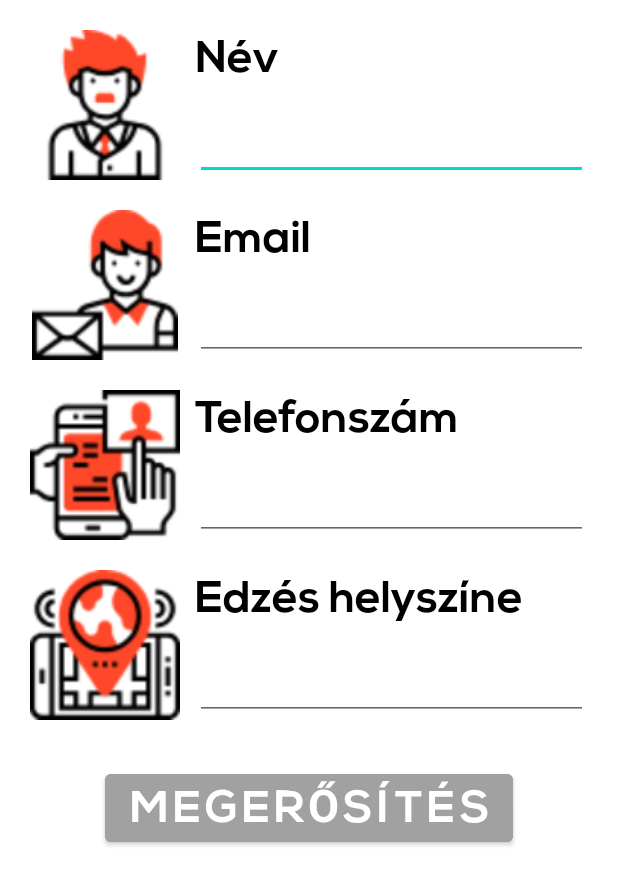
After one commit to KoplanyiDavid/QRTrainerTruck, an Android app: the UserDataModifyActivity screen opened directly, with no data from a screen before it, on a phone screen of 412 x 824 dp. The commit adds this screen. Shown: the top 885 px of the screen. Run offline under Robolectric (Android 15) with nearby library versions, the phone set to English and light mode, and no system bars; our stand-ins replace Firebase (no records; nobody signed in at launch, a user with empty details on screens opened directly).

Commit message:
modify user data activity added

```diff
--- a/app/build.gradle
+++ b/app/build.gradle
@@ -60,8 +60,10 @@ dependencies {
     implementation 'com.google.firebase:firebase-auth-ktx'
     // Also declare the dependency for the Google Play services library and specify its version
     implementation 'com.google.android.gms:play-services-auth:19.0.0'
-    //Cloud Firestore
+    // Cloud Firestore
     implementation 'com.google.firebase:firebase-firestore-ktx'
+    // Firebase Database
+    implementation 'com.google.firebase:firebase-database-ktx'
 
     //--Google Maps--//
     implementation 'com.google.android.gms:play-services-maps:17.0.1'
--- a/app/src/main/AndroidManifest.xml
+++ b/app/src/main/AndroidManifest.xml
@@ -2,8 +2,9 @@
 <manifest xmlns:android="http://schemas.android.com/apk/res/android"
     package="com.vicegym.qrtrainertruck">
 
+    <uses-permission android:name="android.permission.ACCESS_NETWORK_STATE" />
     <uses-permission android:name="android.permission.INTERNET" />
-    <uses-permission android:name="android.permission.ACCESS_FINE_LOCATION"/>
+    <uses-permission android:name="android.permission.ACCESS_FINE_LOCATION" />
 
     <application
         android:allowBackup="true"
@@ -12,11 +13,11 @@
         android:roundIcon="@mipmap/ic_launcher_round"
         android:supportsRtl="true"
         android:theme="@style/Theme.QRTrainerTruck">
+        <activity android:name=".otheractivities.UserDataModifyActivity"></activity>
 
         <meta-data
             android:name="com.google.android.gms.version"
             android:value="@integer/google_play_services_version" />
-
         <meta-data
             android:name="com.google.android.geo.API_KEY"
             android:value="${MAPS_API_KEY}" />
--- a/app/src/main/java/com/vicegym/qrtrainertruck/TrainingData.kt
+++ /dev/null
@@ -1,3 +0,0 @@
-package com.vicegym.qrtrainertruck
-
-data class TrainingData(var date: String? = null, var location: String? = null)
--- a/app/src/main/java/com/vicegym/qrtrainertruck/authentication/GoogleSignInClient.kt
+++ b/app/src/main/java/com/vicegym/qrtrainertruck/authentication/GoogleSignInClient.kt
@@ -5,9 +5,9 @@ import android.util.Log
 import com.google.android.gms.auth.api.signin.GoogleSignIn
 import com.google.android.gms.auth.api.signin.GoogleSignInOptions
 import com.google.firebase.auth.GoogleAuthProvider
-import com.vicegym.qrtrainertruck.BaseActivity
+import com.vicegym.qrtrainertruck.otheractivities.BaseActivity
 import com.vicegym.qrtrainertruck.R
-import com.vicegym.qrtrainertruck.myUser
+import com.vicegym.qrtrainertruck.data.myUser
 
 class GoogleSignInClient: BaseActivity() {
     companion object {
--- a/app/src/main/java/com/vicegym/qrtrainertruck/authentication/LoginActivity.kt
+++ b/app/src/main/java/com/vicegym/qrtrainertruck/authentication/LoginActivity.kt
@@ -6,9 +6,9 @@ import android.util.Log
 import android.widget.Toast
 import com.google.android.gms.auth.api.signin.GoogleSignIn
 import com.google.android.gms.common.api.ApiException
-import com.vicegym.qrtrainertruck.BaseActivity
+import com.vicegym.qrtrainertruck.data.myUser
 import com.vicegym.qrtrainertruck.databinding.ActivityLoginBinding
-import com.vicegym.qrtrainertruck.myUser
+import com.vicegym.qrtrainertruck.otheractivities.BaseActivity
 
 class LoginActivity : BaseActivity() {
 
--- a/app/src/main/java/com/vicegym/qrtrainertruck/authentication/RegisterFormActivity.kt
+++ b/app/src/main/java/com/vicegym/qrtrainertruck/authentication/RegisterFormActivity.kt
@@ -6,9 +6,9 @@ import android.provider.MediaStore
 import android.text.method.LinkMovementMethod
 import android.util.Log
 import android.widget.Toast
-import com.vicegym.qrtrainertruck.BaseActivity
+import com.vicegym.qrtrainertruck.otheractivities.BaseActivity
 import com.vicegym.qrtrainertruck.databinding.ActivityRegisterFormBinding
-import com.vicegym.qrtrainertruck.myUser
+import com.vicegym.qrtrainertruck.data.myUser
 
 class RegisterFormActivity : BaseActivity() {
     private val TAG = "UserRegistration"
--- /dev/null
+++ b/app/src/main/java/com/vicegym/qrtrainertruck/data/TrainingData.kt
@@ -0,0 +1,3 @@
+package com.vicegym.qrtrainertruck.data
+
+data class TrainingData(var date: String? = null, var location: String? = null)
--- a/app/src/main/java/com/vicegym/qrtrainertruck/myUser.kt
+++ b/app/src/main/java/com/vicegym/qrtrainertruck/data/myUser.kt
@@ -1,4 +1,6 @@
-package com.vicegym.qrtrainertruck
+package com.vicegym.qrtrainertruck.data
+
+import com.vicegym.qrtrainertruck.R
 
 object myUser {
     var id: String? = null
--- a/app/src/main/java/com/vicegym/qrtrainertruck/mainactivity/MainActivity.kt
+++ b/app/src/main/java/com/vicegym/qrtrainertruck/mainactivity/MainActivity.kt
@@ -2,7 +2,7 @@ package com.vicegym.qrtrainertruck.mainactivity
 
 import android.os.Bundle
 import androidx.fragment.app.Fragment
-import com.vicegym.qrtrainertruck.BaseActivity
+import com.vicegym.qrtrainertruck.otheractivities.BaseActivity
 import com.vicegym.qrtrainertruck.R
 import com.vicegym.qrtrainertruck.databinding.ActivityMainBinding
 
--- a/app/src/main/java/com/vicegym/qrtrainertruck/mainactivity/SignUpFragment.kt
+++ b/app/src/main/java/com/vicegym/qrtrainertruck/mainactivity/SignUpFragment.kt
@@ -10,9 +10,9 @@ import android.view.ViewGroup
 import android.widget.*
 import androidx.fragment.app.Fragment
 import com.google.firebase.firestore.FirebaseFirestore
-import com.vicegym.qrtrainertruck.TrainingData
+import com.vicegym.qrtrainertruck.data.TrainingData
 import com.vicegym.qrtrainertruck.databinding.FragmentSignupBinding
-import com.vicegym.qrtrainertruck.myUser
+import com.vicegym.qrtrainertruck.data.myUser
 import java.util.*
 
 class SignUpFragment : Fragment(), DatePickerDialog.OnDateSetListener, TimePickerDialog.OnTimeSetListener {
@@ -71,6 +71,7 @@ class SignUpFragment : Fragment(), DatePickerDialog.OnDateSetListener, TimePicke
         showTimePickerDialog()
     }
 
+    //a kiválasztott időt tartalmazza
     override fun onTimeSet(view: TimePicker?, hourOfDay: Int, minute: Int) {
         trainingData.date += "($hourOfDay:$minute)"
         binding.tvTrainingTime.text = trainingData.date
--- /dev/null
+++ b/app/src/main/java/com/vicegym/qrtrainertruck/otheractivities/UserDataModifyActivity.kt
@@ -0,0 +1,100 @@
+package com.vicegym.qrtrainertruck.otheractivities
+
+import android.os.Bundle
+import android.text.Editable
+import android.text.TextWatcher
+import android.util.Log
+import androidx.appcompat.app.AppCompatActivity
+import com.google.firebase.firestore.ktx.firestore
+import com.google.firebase.ktx.Firebase
+import com.vicegym.qrtrainertruck.data.myUser
+import com.vicegym.qrtrainertruck.databinding.ActivityUserDataModifyBinding
+
+class UserDataModifyActivity : AppCompatActivity() {
+    private lateinit var binding: ActivityUserDataModifyBinding
+
+    override fun onCreate(savedInstanceState: Bundle?) {
+        super.onCreate(savedInstanceState)
+        binding = ActivityUserDataModifyBinding.inflate(layoutInflater)
+        setContentView(binding.root)
+    }
+
+    override fun onStart() {
+        super.onStart()
+        init()
+    }
+
+    private fun init() {
+        binding.btnModifyData.setOnClickListener { validateUserData() }
+
+        /*--hint szövegek--*/
+        binding.etProfName.hint = myUser.name
+        binding.etProfEmail.hint = myUser.email
+        binding.etProfMobile.hint = myUser.mobile
+        binding.etProfAddress.hint = myUser.address
+
+        /*--edittextek szövegváltozás figyelői--*/
+        binding.etProfName.addTextChangedListener(object : TextWatcher {
+            override fun beforeTextChanged(s: CharSequence?, start: Int, count: Int, after: Int) {}
+
+            override fun onTextChanged(s: CharSequence?, start: Int, before: Int, count: Int) {}
+
+            override fun afterTextChanged(s: Editable?) {
+                myUser.name = s.toString()
+                val db = Firebase.firestore
+                db.collection("users").document("${myUser.id}").update("name", myUser.name)
+            }
+        })
+        binding.etProfEmail.addTextChangedListener(object : TextWatcher {
+            override fun beforeTextChanged(s: CharSequence?, start: Int, count: Int, after: Int) {}
+
+            override fun onTextChanged(s: CharSequence?, start: Int, before: Int, count: Int) {}
+
+            override fun afterTextChanged(s: Editable?) {
+                myUser.email = s.toString()
+                val db = Firebase.firestore
+                db.collection("users").document("${myUser.id}").update("email", myUser.email)
+            }
+        })
+        binding.etProfMobile.addTextChangedListener(object : TextWatcher {
+            override fun beforeTextChanged(s: CharSequence?, start: Int, count: Int, after: Int) {}
+
+            override fun onTextChanged(s: CharSequence?, start: Int, before: Int, count: Int) {}
+
+            override fun afterTextChanged(s: Editable?) {
+                myUser.mobile = s.toString()
+                val db = Firebase.firestore
+                db.collection("users").document("${myUser.id}").update("mobile", myUser.mobile)
+            }
+        })
+        binding.etProfAddress.addTextChangedListener(object : TextWatcher {
+            override fun beforeTextChanged(s: CharSequence?, start: Int, count: Int, after: Int) {}
+
+            override fun onTextChanged(s: CharSequence?, start: Int, before: Int, count: Int) {}
+
+            override fun afterTextChanged(s: Editable?) {
+                myUser.address = s.toString()
+                val db = Firebase.firestore
+                db.collection("users").document("${myUser.id}").update("address", myUser.address)
+            }
+        })
+    }
+
+    private fun validateUserData() {
+        val db = Firebase.firestore
+        db.collection("users").document("${myUser.id}").get().addOnSuccessListener { document ->
+            if (document != null) {
+                val uName = document.data?.get("name") as String?
+                val uEmail = document.data?.get("email") as String?
+                val uMobile = document.data?.get("mobile") as String?
+                val uAddress = document.data?.get("address") as String?
+
+                if (uName == myUser.name && uEmail == myUser.email && uMobile == myUser.mobile && uAddress == myUser.address) {
+                    Log.d("validateUserData", "OK")
+                    finish()
+                } else
+                    Log.d("validateUserData", "Nem OK")
+            }
+        }
+    }
+}
--- /dev/null
+++ b/app/src/main/res/layout/activity_user_data_modify.xml
@@ -0,0 +1,152 @@
+<?xml version="1.0" encoding="utf-8"?>
+<androidx.constraintlayout.widget.ConstraintLayout xmlns:android="http://schemas.android.com/apk/res/android"
+    xmlns:app="http://schemas.android.com/apk/res-auto"
+    xmlns:tools="http://schemas.android.com/tools"
+    android:layout_width="match_parent"
+    android:layout_height="match_parent"
+    android:padding="20dp"
+    tools:context=".otheractivities.UserDataModifyActivity">
+
+    <!-- Név -->
+    <ImageView
+        android:id="@+id/ivProf"
+        android:layout_width="100dp"
+        android:layout_height="100dp"
+        android:layout_marginTop="10dp"
+        android:src="@drawable/ic_name"
+        app:layout_constraintStart_toStartOf="@id/tvProfilInfo"
+        app:layout_constraintTop_toBottomOf="@id/tvProfilInfo" />
+
+    <TextView
+        android:id="@+id/tvName"
+        android:layout_width="0dp"
+        android:layout_height="wrap_content"
+        android:layout_marginStart="10dp"
+        android:text="Név"
+        android:textColor="@color/black"
+        android:textSize="30sp"
+        app:layout_constraintStart_toEndOf="@id/ivProf"
+        app:layout_constraintTop_toTopOf="@id/ivProf" />
+
+    <EditText
+        android:id="@+id/etProfName"
+        android:layout_width="0dp"
+        android:layout_height="wrap_content"
+        android:layout_marginTop="5dp"
+        android:textColor="#a1a1a1"
+        android:textSize="25sp"
+        android:textStyle="italic"
+        app:layout_constraintBottom_toBottomOf="@+id/ivProf"
+        app:layout_constraintEnd_toEndOf="parent"
+        app:layout_constraintStart_toStartOf="@id/tvName" />
+
+    <!-- Email -->
+    <ImageView
+        android:id="@+id/ivEmail"
+        android:layout_width="100dp"
+        android:layout_height="100dp"
+        android:layout_marginTop="20dp"
+        android:src="@drawable/ic_email"
+        app:layout_constraintStart_toStartOf="@id/tvProfilInfo"
+        app:layout_constraintTop_toBottomOf="@id/ivProf" />
+
+    <TextView
+        android:id="@+id/tvEmail"
+        android:layout_width="0dp"
+        android:layout_height="wrap_content"
+        android:layout_marginStart="10dp"
+        android:text="Email"
+        android:textColor="@color/black"
+        android:textSize="30sp"
+        app:layout_constraintStart_toEndOf="@id/ivEmail"
+        app:layout_constraintTop_toTopOf="@id/ivEmail" />
+
+    <EditText
+        android:id="@+id/etProfEmail"
+        android:layout_width="0dp"
+        android:layout_height="wrap_content"
+        android:layout_marginTop="5dp"
+        android:textColor="#a1a1a1"
+        android:textSize="25sp"
+        android:textStyle="italic"
+        app:layout_constraintBottom_toBottomOf="@+id/ivEmail"
+        app:layout_constraintEnd_toEndOf="parent"
+        app:layout_constraintStart_toStartOf="@id/tvEmail" />
+
+    <!-- Telefonszám -->
+    <ImageView
+        android:id="@+id/ivMobile"
+        android:layout_width="100dp"
+        android:layout_height="100dp"
+        android:layout_marginTop="20dp"
+        android:src="@drawable/ic_mobile"
+        app:layout_constraintStart_toStartOf="@id/tvProfilInfo"
+        app:layout_constraintTop_toBottomOf="@id/ivEmail" />
+
+    <TextView
+        android:id="@+id/tvMobile"
+        android:layout_width="0dp"
+        android:layout_height="wrap_content"
+        android:layout_marginStart="10dp"
+        android:text="Telefonszám"
+        android:textColor="@color/black"
+        android:textSize="30sp"
+        app:layout_constraintStart_toEndOf="@id/ivMobile"
+        app:layout_constraintTop_toTopOf="@id/ivMobile" />
+
+    <EditText
+        android:id="@+id/etProfMobile"
+        android:layout_width="0dp"
+        android:layout_height="wrap_content"
+        android:layout_marginTop="5dp"
+        android:textColor="#a1a1a1"
+        android:textSize="25sp"
+        android:textStyle="italic"
+        app:layout_constraintBottom_toBottomOf="@+id/ivMobile"
+        app:layout_constraintEnd_toEndOf="parent"
+        app:layout_constraintStart_toStartOf="@id/tvMobile" />
+
+    <!-- Edzés helyszíne -->
+    <ImageView
+        android:id="@+id/ivAddress"
+        android:layout_width="100dp"
+        android:layout_height="100dp"
+        android:layout_marginTop="20dp"
+        android:src="@drawable/ic_address"
+        app:layout_constraintStart_toStartOf="@id/tvProfilInfo"
+        app:layout_constraintTop_toBottomOf="@id/ivMobile" />
+
+    <TextView
+        android:id="@+id/tvAddress"
+        android:layout_width="0dp"
+        android:layout_height="wrap_content"
+        android:layout_marginStart="10dp"
+        android:text="Edzés helyszíne"
+        android:textColor="@color/black"
+        android:textSize="30sp"
+        app:layout_constraintStart_toEndOf="@id/ivAddress"
+        app:layout_constraintTop_toTopOf="@id/ivAddress" />
+
+    <EditText
+        android:id="@+id/etProfAddress"
+        android:layout_width="0dp"
+        android:layout_height="wrap_content"
+        android:textColor="#a1a1a1"
+        android:textSize="25sp"
+        android:textStyle="italic"
+        app:layout_constraintBottom_toBottomOf="@+id/ivAddress"
+        app:layout_constraintEnd_toEndOf="parent"
+        app:layout_constraintStart_toStartOf="@id/tvAddress" />
+
+    <Button
+        android:id="@+id/btnModifyData"
+        android:layout_width="wrap_content"
+        android:layout_height="wrap_content"
+        android:layout_marginTop="30dp"
+        android:backgroundTint="#a1a1a1"
+        android:text="megerősítés"
+        android:textSize="30sp"
+        app:layout_constraintEnd_toEndOf="parent"
+        app:layout_constraintStart_toStartOf="parent"
+        app:layout_constraintTop_toBottomOf="@id/ivAddress" />
+</androidx.constraintlayout.widget.ConstraintLayout>
--- a/app/src/main/res/layout/fragment_profile.xml
+++ b/app/src/main/res/layout/fragment_profile.xml
@@ -38,11 +38,11 @@
             <TextView
                 android:id="@+id/tvProfName"
                 android:layout_width="0dp"
+                android:gravity="center"
                 android:layout_height="wrap_content"
                 android:layout_marginTop="10dp"
                 android:fontFamily="@font/vicecityfont"
                 android:text="name null"
-                android:textAlignment="center"
                 android:textColor="@color/white"
                 android:textSize="30sp"
                 app:layout_constraintEnd_toEndOf="parent"
@@ -54,7 +54,7 @@
                 android:layout_width="0dp"
                 android:layout_height="wrap_content"
                 android:text="email null"
-                android:textAlignment="center"
+                android:gravity="center"
                 android:textColor="@color/white"
                 android:textSize="20sp"
                 app:layout_constraintEnd_toEndOf="parent"
--- a/build.gradle
+++ b/build.gradle
@@ -6,7 +6,7 @@ buildscript {
         mavenCentral()
     }
     dependencies {
-        classpath "com.android.tools.build:gradle:4.2.1"
+        classpath 'com.android.tools.build:gradle:4.2.2'
         classpath "org.jetbrains.kotlin:kotlin-gradle-plugin:$kotlin_version"
         classpath 'com.google.gms:google-services:4.3.8'  // Google Services plugin
         classpath "com.google.android.libraries.mapsplatform.secrets-gradle-plugin:secrets-gradle-plugin:1.3.0"
```
Also changed, not shown: app/src/main/java/com/vicegym/qrtrainertruck/mainactivity/HomeFragment.kt (+98 -16 lines), app/src/main/java/com/vicegym/qrtrainertruck/mainactivity/ProfileFragment.kt (+7 -2 lines), app/src/main/java/com/vicegym/qrtrainertruck/otheractivities/BaseActivity.kt (renamed from app/src/main/java/com/vicegym/qrtrainertruck/BaseActivity.kt, +5 -2 lines), app/src/main/res/layout/fragment_home.xml (+4 -5 lines), app/src/main/res/layout/fragment_signup.xml (+37 -38 lines), app/src/main/res/mipmap-mdpi/truckvektor.png (added).
